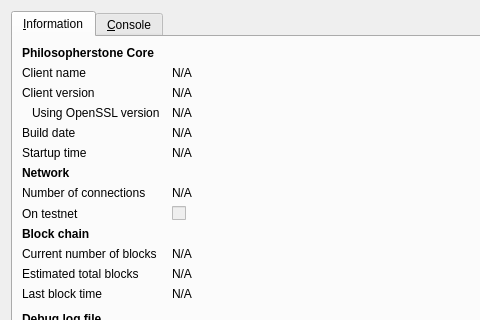
Old version of the form src/qt/forms/rpcconsole.ui in the repository CommunityCoinDev/COM; both pictures show x 0 to 480 and y 0 to 320 of the 740 by 450 pixel window.
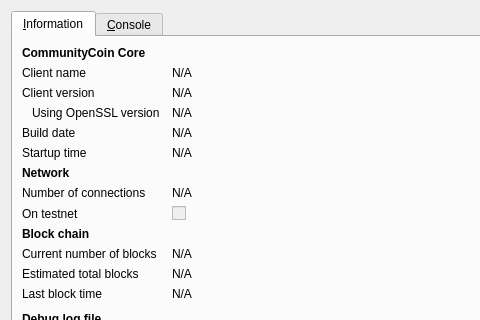
New version of the form. Icons and pictures are not drawn.

What changed in the file:
```diff
--- a/src/qt/forms/rpcconsole.ui
+++ b/src/qt/forms/rpcconsole.ui
@@ -36,7 +36,7 @@
           </font>
          </property>
          <property name="text">
-          <string>Philosopherstone Core</string>
+          <string>CommunityCoin Core</string>
          </property>
         </widget>
        </item>
```
Left out of the diff: 6 changed lines with no effect on the pictures.
